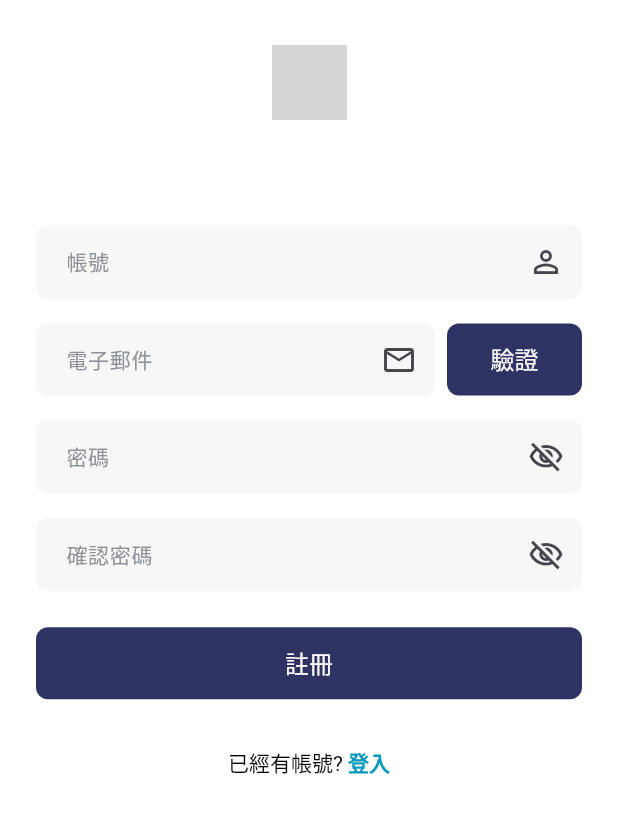
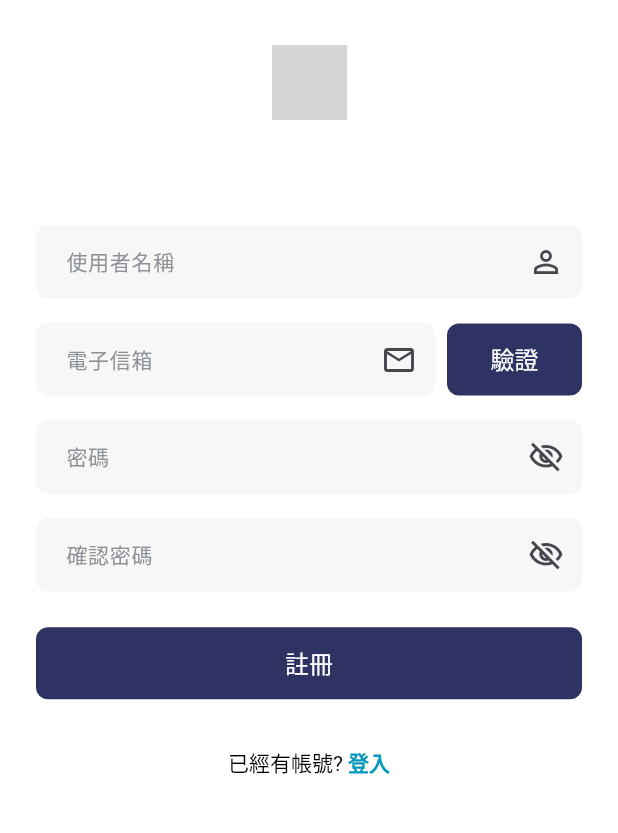
Before and after one commit to ntust-im-iov/VoltiCar, a Flutter app: the RegisterView screen opened by its route, on a phone screen of 412 x 824 dp, the part 356-1189 px from its top. Run offline on Flutter 3.47's test engine with Material 3 defaults, Android fonts, the phone set to English and light mode, and no system bars; our stand-ins replace dio, firebase_auth, firebase_core, flutter_map, flutter_secure_storage, google_sign_in and 3 more; missing offline and left inert: flame; accounts and stored records are empty; Roboto replaces fonts that are missing (Inter); grey boxes are pictures that could not be loaded.

Commit message:
更新 ApiConstants 中的連接與接收超時設定至 10 秒，並調整 AuthViewModel 中的自動清除錯誤訊息邏輯，擴展錯誤處理以涵蓋註冊與郵件驗證錯誤。優化登入與註冊視圖的 UI，提升用戶體驗與可讀性。

```diff
--- a/lib/core/constants/api_constants.dart
+++ b/lib/core/constants/api_constants.dart
@@ -15,8 +15,8 @@ class ApiConstants {
   static const String apiVersion = '/api/v1';
 
   // Request timeouts
-  static const int connectionTimeout = 5000; // 5 seconds
-  static const int receiveTimeout = 3000; // 3 seconds
+  static const int connectionTimeout = 10000; // 10 seconds
+  static const int receiveTimeout = 10000; // 10 seconds
 
   // Header keys
   static const String authHeader = 'Authorization';
--- a/lib/features/auth/views/login_view.dart
+++ b/lib/features/auth/views/login_view.dart
@@ -6,37 +6,46 @@ import 'package:volticar_app/features/auth/viewmodels/auth_viewmodel.dart'; //
 import 'package:volticar_app/shared/widgets/custom_button.dart'; // 自定義按鈕
 import 'package:volticar_app/shared/widgets/custom_text_field.dart'; // 自定義文本輸入框
 
-class LoginView extends StatefulWidget { // 繼承 StatefulWidget (LoginView是個有狀態的元件)
+class LoginView extends StatefulWidget {
+  // 繼承 StatefulWidget (LoginView是個有狀態的元件)
   const LoginView({super.key}); // 構造函數，super.key 用於傳遞父類別的 key
 
   @override
-  State<LoginView> createState() => _LoginViewState(); // 返回 _LoginViewState 實例(下劃線前綴表示 _LoginViewState 是一個'私有類'，只在當前檔案內可見)
+  State<LoginView> createState() =>
+      _LoginViewState(); // 返回 _LoginViewState 實例(下劃線前綴表示 _LoginViewState 是一個'私有類'，只在當前檔案內可見)
 }
 
-class _LoginViewState extends State<LoginView> { // 繼承 State<LoginView>(負責管理 LoginView 的狀態)
+class _LoginViewState extends State<LoginView> {
+  // 繼承 State<LoginView>(負責管理 LoginView 的狀態)
   final _formKey = GlobalKey<FormState>(); // 管理表單的狀態
   final _usernameController = TextEditingController(); // 管理用戶名輸入框的狀態
   final _passwordController = TextEditingController(); // 管理密碼輸入框的狀態
   bool _obscurePassword = true; // 控制密碼是否可見
 
   @override // 覆寫 父類別 initState 方法
-  void initState() { // 初始化狀態
+  void initState() {
+    // 初始化狀態
     super.initState(); // 調用父類別的 initState 方法
     _checkLoginStatus(); // 檢查用戶是否已登入
   }
 
   @override
-  void dispose() { // 資源釋放
+  void dispose() {
+    // 資源釋放
     _usernameController.dispose(); // 釋放用戶名輸入框的資源
     _passwordController.dispose(); // 釋放密碼輸入框的資源
     super.dispose(); // 調用父類別的 dispose 方法
   }
 
-  void _checkLoginStatus() async { // 檢查用戶是否已登入(async 異步處理)
+  void _checkLoginStatus() async {
+    // 檢查用戶是否已登入(async 異步處理)
     final authViewModel = Provider.of<AuthViewModel>(context, listen: false);
-    final isLoggedIn = await authViewModel.checkLoginStatus(); // await 暫停執行，直到 checkLoginStatus 完成
-    if (isLoggedIn && mounted) { // 用戶已登入且當前視圖仍然存在
-      Navigator.of(context).pushReplacementNamed('/garage'); // 條件成立 立即導航到 garage 頁面
+    final isLoggedIn = await authViewModel
+        .checkLoginStatus(); // await 暫停執行，直到 checkLoginStatus 完成
+    if (isLoggedIn && mounted) {
+      // 用戶已登入且當前視圖仍然存在
+      Navigator.of(context)
+          .pushReplacementNamed('/garage'); // 條件成立 立即導航到 garage 頁面
     }
   }
 
@@ -62,16 +71,15 @@ class _LoginViewState extends State<LoginView> { // 繼承 State<LoginView>(負
   }
 
   @override
-  Widget build(BuildContext context) { // 構建 UI
-    return Consumer<AuthViewModel>(
-      builder: (context, authViewModel, _) {
+  Widget build(BuildContext context) {
+    // 構建 UI
+    return Consumer<AuthViewModel>(builder: (context, authViewModel, _) {
       // 登入成功時導航到主頁
       if (authViewModel.isLoginSuccess && mounted) {
         WidgetsBinding.instance.addPostFrameCallback((_) {
           Navigator.of(context).pushReplacementNamed('/garage');
-            ScaffoldMessenger.of(context).showSnackBar(
-              const SnackBar(content: Text('登入成功'))
-            );
+          ScaffoldMessenger.of(context)
+              .showSnackBar(const SnackBar(content: Text('登入成功')));
         });
       }
 
@@ -80,7 +88,8 @@ class _LoginViewState extends State<LoginView> { // 繼承 State<LoginView>(負
         body: SafeArea(
           top: false, // 不在頂部使用安全區域，讓內容可以延伸到狀態欄
           child: Center(
-              child: SingleChildScrollView( // SingleChildScrollView 是 Flutter 提供的一個 widget，用於處理滾動事件
+            child: SingleChildScrollView(
+              // SingleChildScrollView 是 Flutter 提供的一個 widget，用於處理滾動事件
               padding: const EdgeInsets.symmetric(horizontal: 40.0),
               child: Form(
                 key: _formKey, // 管理表單驗證
@@ -102,12 +111,15 @@ class _LoginViewState extends State<LoginView> { // 繼承 State<LoginView>(負
                     CustomTextField(
                       controller: _usernameController, // 管理用戶名輸入框的狀態
                       hintText: '電子信箱', // 提示文字
-                        validator: (value) { // 驗證器
-                          if (value == null || value.isEmpty) { // 如果 value 為 null 或空字串
+                      validator: (value) {
+                        // 驗證器
+                        if (value == null || value.isEmpty) {
+                          // 如果 value 為 null 或空字串
                           return '請輸入電子信箱';
                         }
-                          if (value.isNotEmpty && !authViewModel.isValidEmail(value)) {
-                            return '無效的電子郵件格式';
+                        if (value.isNotEmpty &&
+                            !authViewModel.isValidEmail(value)) {
+                          return '無效的電子信箱格式';
                         }
                         return null;
                       },
@@ -121,11 +133,13 @@ class _LoginViewState extends State<LoginView> { // 繼承 State<LoginView>(負
                       controller: _passwordController, // 管理密碼輸入框的狀態
                       hintText: '密碼', // 提示文字
                       obscureText: _obscurePassword, // 控制密碼是否可見
-                        validator: (value) { // 驗證器
+                      validator: (value) {
+                        // 驗證器
                         if (value == null || value.isEmpty) {
                           return '請輸入密碼';
                         }
-                          if (value.isNotEmpty && !authViewModel.isValidPassword(value)) {
+                        if (value.isNotEmpty &&
+                            !authViewModel.isValidPassword(value)) {
                           return '密碼長度至少為 8 個字符';
                         }
                         return null;
@@ -143,7 +157,8 @@ class _LoginViewState extends State<LoginView> { // 繼承 State<LoginView>(負
                         },
                       ),
                       textInputAction: TextInputAction.done,
-                        onSubmitted: (_) => _login(), // 當用戶按下 Enter 鍵時，調用 _login 方法
+                      onSubmitted: (_) =>
+                          _login(), // 當用戶按下 Enter 鍵時，調用 _login 方法
                     ),
                     const SizedBox(height: 8),
 
@@ -208,7 +223,8 @@ class _LoginViewState extends State<LoginView> { // 繼承 State<LoginView>(負
                     // Google登入按鈕
                     OutlinedButton.icon(
                       onPressed: () {
-                          authViewModel.signInWithGoogle(); // 呼叫 ViewModel 中的 Google 登入方法
+                        authViewModel
+                            .signInWithGoogle(); // 呼叫 ViewModel 中的 Google 登入方法
                       },
                       icon: Image.asset(
                         'assets/images/google_icon.png', // 使用 Google 圖示
@@ -253,7 +269,6 @@ class _LoginViewState extends State<LoginView> { // 繼承 State<LoginView>(負
           ),
         ),
       );
-      }
-    );
+    });
   }
 }
--- a/lib/features/auth/views/register_view.dart
+++ b/lib/features/auth/views/register_view.dart
@@ -64,7 +64,8 @@ class _RegisterViewState extends State<RegisterView> {
       return;
     }
 
-    if (!RegExp(r'^[\w-\.]+@([\w-]+\.)+[\w-]{2,4}$').hasMatch(_emailController.text)) {
+    if (!RegExp(r'^[\w-\.]+@([\w-]+\.)+[\w-]{2,4}$')
+        .hasMatch(_emailController.text)) {
       return;
     }
 
@@ -74,8 +75,7 @@ class _RegisterViewState extends State<RegisterView> {
 
   @override
   Widget build(BuildContext context) {
-    return Consumer<AuthViewModel>(
-      builder: (context, authViewModel, _) {
+    return Consumer<AuthViewModel>(builder: (context, authViewModel, _) {
       // 註冊成功時導航到登入頁面
       if (authViewModel.isRegisterSuccess && mounted) {
         WidgetsBinding.instance.addPostFrameCallback((_) {
@@ -110,7 +110,8 @@ class _RegisterViewState extends State<RegisterView> {
                 left: 16,
                 child: IconButton(
                   icon: const Icon(Icons.arrow_back, color: Colors.black),
-                    onPressed: () => Navigator.of(context).pushReplacementNamed('/login'),
+                  onPressed: () =>
+                      Navigator.of(context).pushReplacementNamed('/login'),
                 ),
               ),
 
@@ -153,13 +154,13 @@ class _RegisterViewState extends State<RegisterView> {
                         ),
                         const SizedBox(height: 70),
 
-                          // 帳號輸入框
+                        // 使用者名稱輸入框
                         CustomTextField(
                           controller: _accountController,
-                            hintText: '帳號',
+                          hintText: '使用者名稱',
                           validator: (value) {
                             if (value == null || value.isEmpty) {
-                                return '請輸入帳號';
+                              return '請輸入使用者名稱';
                             }
                             return null;
                           },
@@ -168,21 +169,22 @@ class _RegisterViewState extends State<RegisterView> {
                         ),
                         const SizedBox(height: 16),
 
-                          // 電子郵件輸入框
+                        // 電子信箱輸入框
                         Row(
                           children: [
                             Expanded(
                               child: CustomTextField(
                                 controller: _emailController,
-                                  hintText: '電子郵件',
+                                hintText: '電子信箱',
                                 keyboardType: TextInputType.emailAddress,
                                 validator: (value) {
                                   if (value == null || value.isEmpty) {
-                                      return '請輸入電子郵件';
+                                    return '請輸入電子信箱';
                                   }
-                                    if (!RegExp(r'^[\w-\.]+@([\w-]+\.)+[\w-]{2,4}$')
+                                  if (!RegExp(
+                                          r'^[\w-\.]+@([\w-]+\.)+[\w-]{2,4}$')
                                       .hasMatch(value)) {
-                                      return '請輸入有效的電子郵件地址';
+                                    return '請輸入有效的電子信箱';
                                   }
                                   return null;
                                 },
@@ -196,7 +198,8 @@ class _RegisterViewState extends State<RegisterView> {
                               child: CustomButton(
                                 text: '驗證',
                                 onPressed: _verifyEmail,
-                                  isLoading: authViewModel.isEmailVerificationLoading,
+                                isLoading:
+                                    authViewModel.isEmailVerificationLoading,
                                 width: 90,
                               ),
                             ),
@@ -256,7 +259,8 @@ class _RegisterViewState extends State<RegisterView> {
                             ),
                             onPressed: () {
                               setState(() {
-                                  _obscureConfirmPassword = !_obscureConfirmPassword;
+                                _obscureConfirmPassword =
+                                    !_obscureConfirmPassword;
                               });
                             },
                           ),
@@ -266,9 +270,11 @@ class _RegisterViewState extends State<RegisterView> {
                         const SizedBox(height: 24),
 
                         // 錯誤信息 - 註冊錯誤或郵件驗證錯誤
-                          if (authViewModel.registerError != null || authViewModel.emailVerificationError != null) ...[
+                        if (authViewModel.registerError != null ||
+                            authViewModel.emailVerificationError != null) ...[
                           Text(
-                              authViewModel.registerError ?? authViewModel.emailVerificationError!,
+                            authViewModel.registerError ??
+                                authViewModel.emailVerificationError!,
                             style: const TextStyle(color: AppColors.errorColor),
                           ),
                           const SizedBox(height: 16),
@@ -310,7 +316,6 @@ class _RegisterViewState extends State<RegisterView> {
           ),
         ),
       );
-      }
-    );
+    });
   }
 }
```
Also changed, not shown: lib/features/auth/viewmodels/auth_viewmodel.dart (+36 -11 lines). Lines whose indentation alone changed are shown as unchanged.
